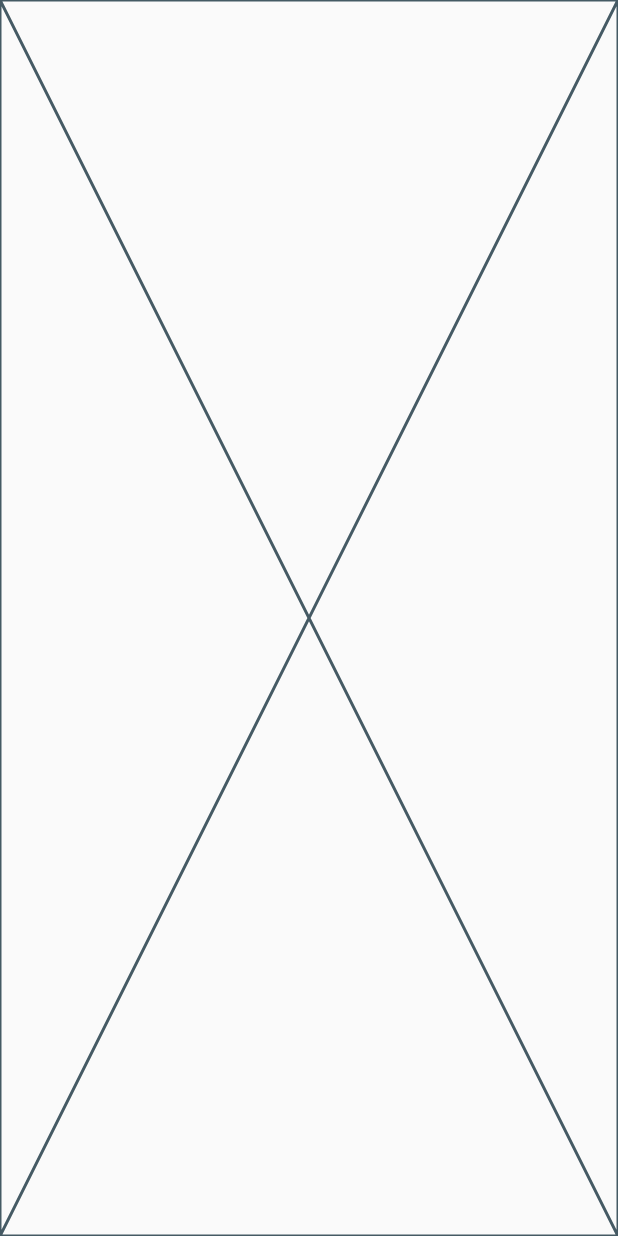
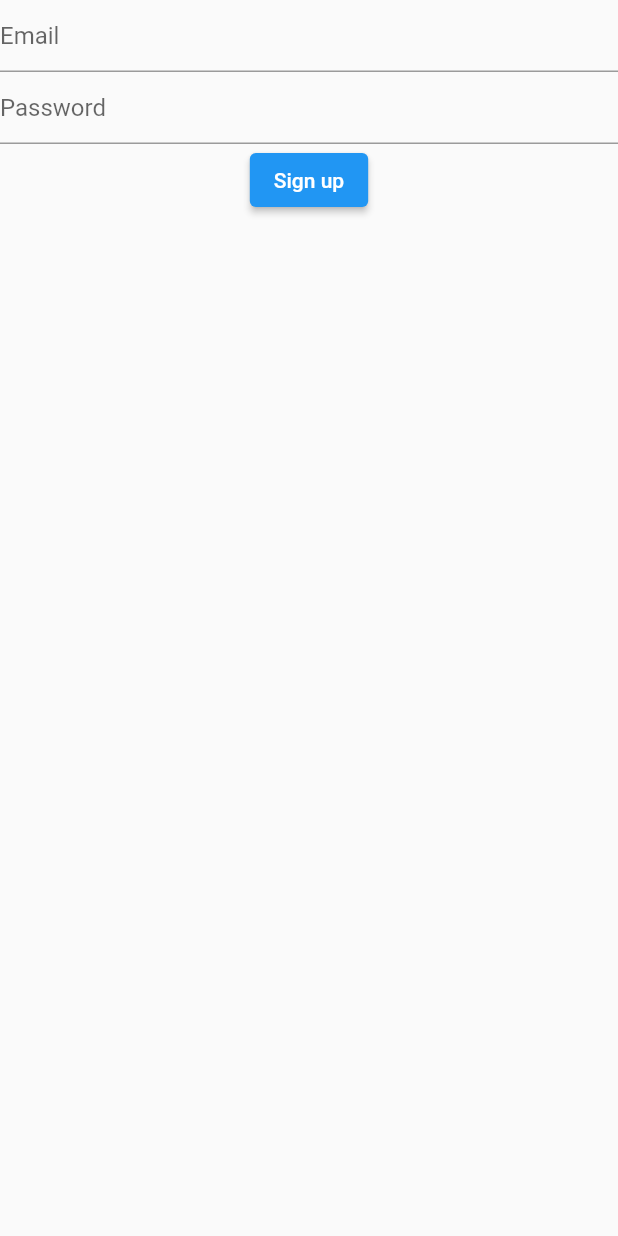
Before and after one commit to SandroMaglione/flutter-supabase-template, a Flutter app: the screen it shows after launch, on a phone screen of 412 x 824 dp. Run offline on Flutter 3.47's test engine with Material 2 defaults, Android fonts, the phone set to English and light mode, and no system bars; our stand-ins replace auto_route, get_it, injectable, supabase_flutter; accounts and stored records are empty; generated files the repository leaves out were written again.

Commit message:
email and password text fields

```diff
--- a/lib/app/home_page.dart
+++ b/lib/app/home_page.dart
@@ -1,12 +1,50 @@
 import 'package:flutter/material.dart';
 
-class HomePage extends StatelessWidget {
+class HomePage extends StatefulWidget {
   const HomePage({Key? key}) : super(key: key);
 
   @override
+  State<HomePage> createState() => _HomePageState();
+}
+
+class _HomePageState extends State<HomePage> {
+  String email = "";
+  String password = "";
+
+  @override
   Widget build(BuildContext context) {
-    return const Scaffold(
-      body: Placeholder(),
+    return SafeArea(
+      child: Scaffold(
+        body: Column(
+          children: [
+            TextField(
+              decoration: const InputDecoration(
+                hintText: "Email",
+              ),
+              onChanged: (value) {
+                setState(() => email = value);
+              },
+            ),
+            TextField(
+              decoration: const InputDecoration(
+                hintText: "Password",
+              ),
+              onChanged: (value) {
+                setState(() => password = value);
+              },
+            ),
+            ElevatedButton(
+              onPressed: onClickSignUp,
+              child: const Text('Sign up'),
+            ),
+          ],
+        ),
+      ),
     );
   }
+
+  void onClickSignUp() {
+    print(email);
+    print(password);
+  }
 }
```
